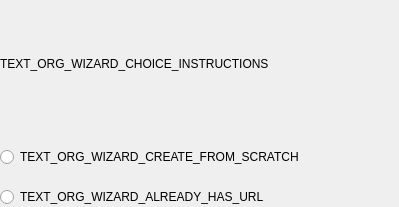
This is parsec/core/gui/forms/create_org_first_page_widget.ui in Scille/parsec-cloud as Qt 5 draws it before an edit. The edited form follows.
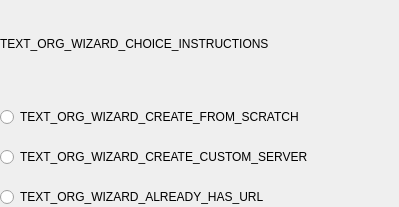
This is the edited form.

Commit message: [GUI] Added org creation on private server

What changed in the file:
```diff
--- a/parsec/core/gui/forms/create_org_first_page_widget.ui
+++ b/parsec/core/gui/forms/create_org_first_page_widget.ui
@@ -34,6 +34,9 @@
      <property name="text">
       <string>TEXT_ORG_WIZARD_CHOICE_INSTRUCTIONS</string>
      </property>
+     <property name="wordWrap">
+      <bool>true</bool>
+     </property>
     </widget>
    </item>
    <item>
@@ -43,6 +46,13 @@
      </property>
     </widget>
    </item>
+   <item>
+    <widget class="QRadioButton" name="radio_create_org_custom">
+     <property name="text">
+      <string>TEXT_ORG_WIZARD_CREATE_CUSTOM_SERVER</string>
+     </property>
+    </widget>
+   </item>
    <item>
     <widget class="QRadioButton" name="radio_bootstrap_org">
      <property name="text">
```
Left out of the diff: 2 changed lines with no effect on the pictures. The commit also changes 10 other files.
